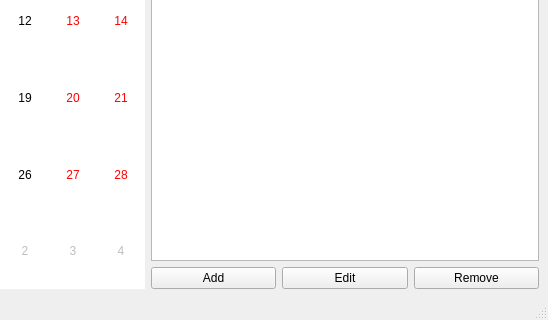
The window that mainwindow.ui (dldyou/VEDA_QtProject) describes before a commit, drawn with Qt 5; both pictures show x 252 to 800 and y 280 to 600 of the 800 by 600 pixel window.
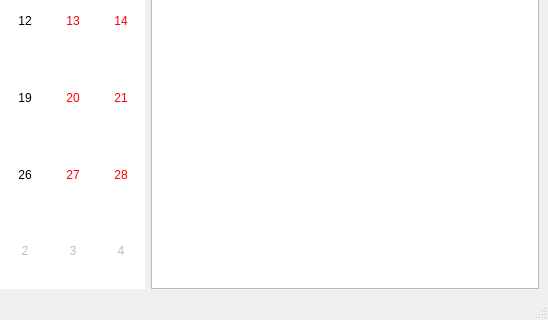
The same window after the commit.

What changed in the file:
```diff
--- a/mainwindow.ui
+++ b/mainwindow.ui
@@ -60,29 +60,7 @@
            <widget class="QListWidget" name="lwScheduleList"/>
           </item>
           <item>
-           <layout class="QHBoxLayout" name="horizontalLayout_6">
-            <item>
-             <widget class="QPushButton" name="btnAdd">
-              <property name="text">
-               <string>Add</string>
-              </property>
-             </widget>
-            </item>
-            <item>
-             <widget class="QPushButton" name="btnEdit">
-              <property name="text">
-               <string>Edit</string>
-              </property>
-             </widget>
-            </item>
-            <item>
-             <widget class="QPushButton" name="btnRemove">
-              <property name="text">
-               <string>Remove</string>
-              </property>
-             </widget>
-            </item>
-           </layout>
+           <layout class="QHBoxLayout" name="horizontalLayout_6"/>
           </item>
          </layout>
         </item>
```
